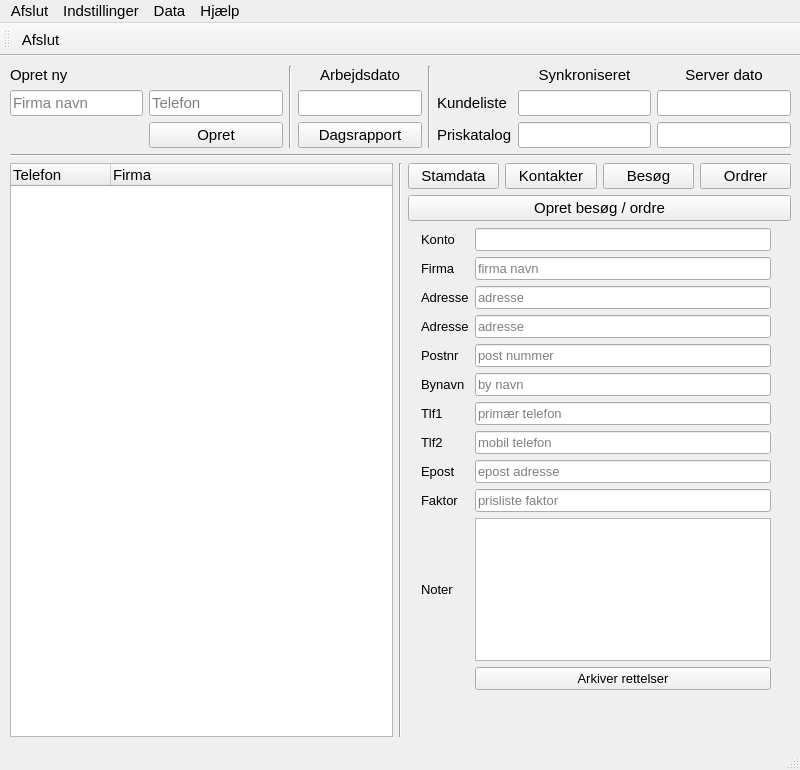
Qt form buildtools/ui/main_window.ui (fhdk/eordre2) before a commit.
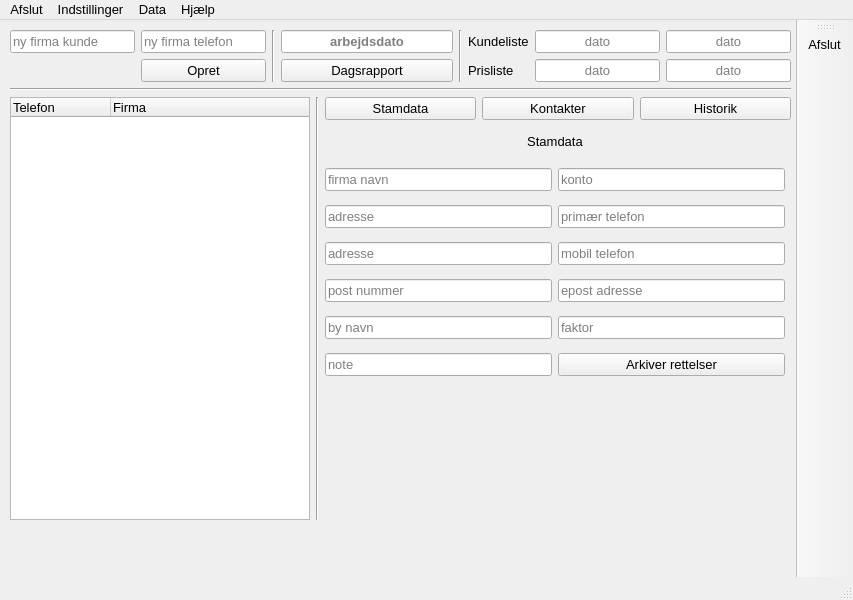
The same form after that commit.

```diff
--- a/buildtools/ui/main_window.ui
+++ b/buildtools/ui/main_window.ui
@@ -6,14 +6,14 @@
    <rect>
     <x>0</x>
     <y>0</y>
-    <width>800</width>
-    <height>770</height>
+    <width>853</width>
+    <height>600</height>
    </rect>
   </property>
   <property name="minimumSize">
    <size>
     <width>800</width>
-    <height>700</height>
+    <height>600</height>
    </size>
   </property>
   <property name="font">
@@ -52,39 +52,70 @@
       <x>10</x>
       <y>10</y>
       <width>781</width>
-      <height>671</height>
+      <height>490</height>
      </rect>
     </property>
+    <property name="font">
+     <font>
+      <pointsize>10</pointsize>
+     </font>
+    </property>
     <layout class="QVBoxLayout" name="verticalLayout">
      <item>
       <layout class="QHBoxLayout" name="widgetHeaderBox">
        <item>
         <layout class="QGridLayout" name="widgetCreateCustomer">
          <item row="1" column="1">
-          <widget class="QLineEdit" name="txtNewPhone1">
-           <property name="placeholderText">
-            <string>Telefon</string>
-           </property>
-          </widget>
-         </item>
-         <item row="1" column="0">
-          <widget class="QLineEdit" name="txtNewCompany">
-           <property name="placeholderText">
-            <string>Firma navn</string>
-           </property>
-          </widget>
-         </item>
-         <item row="2" column="1">
           <widget class="QPushButton" name="buttonCreateCustomer">
+           <property name="font">
+            <font>
+             <pointsize>10</pointsize>
+            </font>
+           </property>
+           <property name="toolTip">
+            <string>Opret ny kunde</string>
+           </property>
+           <property name="statusTip">
+            <string>Tryk for at oprette kunde med disse oplysninger</string>
+           </property>
            <property name="text">
             <string>Opret</string>
            </property>
           </widget>
          </item>
          <item row="0" column="0">
-          <widget class="QLabel" name="labelCreateCustomer">
-           <property name="text">
-            <string>Opret ny</string>
+          <widget class="QLineEdit" name="txtNewCompany">
+           <property name="font">
+            <font>
+             <pointsize>10</pointsize>
+            </font>
+           </property>
+           <property name="toolTip">
+            <string>Ny kunde firmanavn</string>
+           </property>
+           <property name="statusTip">
+            <string>Her indtastes firmanvn der skal oprettes</string>
+           </property>
+           <property name="placeholderText">
+            <string>ny firma kunde</string>
+           </property>
+          </widget>
+         </item>
+         <item row="0" column="1">
+          <widget class="QLineEdit" name="txtNewPhone1">
+           <property name="font">
+            <font>
+             <pointsize>10</pointsize>
+            </font>
+           </property>
+           <property name="toolTip">
+            <string>Ny kunde telefon</string>
+           </property>
+           <property name="statusTip">
+            <string>Her indtastes telefon nummer for kunde der skal oprettes</string>
+           </property>
+           <property name="placeholderText">
+            <string>ny firma telefon</string>
            </property>
           </widget>
          </item>
@@ -92,6 +123,11 @@
        </item>
        <item>
         <widget class="Line" name="line_1">
+         <property name="font">
+          <font>
+           <pointsize>10</pointsize>
+          </font>
+         </property>
          <property name="orientation">
           <enum>Qt::Vertical</enum>
          </property>
@@ -99,23 +135,14 @@
        </item>
        <item>
         <layout class="QGridLayout" name="widgetWorkdate">
-         <item row="0" column="0">
-          <widget class="QLabel" name="labelWorkdate">
-           <property name="text">
-            <string>Arbejdsdato</string>
-           </property>
-           <property name="alignment">
-            <set>Qt::AlignBottom|Qt::AlignHCenter</set>
-           </property>
-          </widget>
-         </item>
-         <item row="2" column="0">
+         <item row="1" column="0">
           <widget class="QLineEdit" name="txtWorkdate">
            <property name="enabled">
             <bool>true</bool>
            </property>
            <property name="font">
             <font>
+             <pointsize>10</pointsize>
              <weight>75</weight>
              <bold>true</bold>
             </font>
@@ -124,12 +151,26 @@
             <set>Qt::AlignCenter</set>
            </property>
            <property name="readOnly">
-            <bool>true</bool>
+            <bool>false</bool>
+           </property>
+           <property name="placeholderText">
+            <string>arbejdsdato</string>
            </property>
           </widget>
          </item>
-         <item row="3" column="0">
+         <item row="2" column="0">
           <widget class="QPushButton" name="buttonReport">
+           <property name="font">
+            <font>
+             <pointsize>10</pointsize>
+            </font>
+           </property>
+           <property name="toolTip">
+            <string>Opret dagsrapport</string>
+           </property>
+           <property name="statusTip">
+            <string>Her opretter du en ny dagsrapport</string>
+           </property>
            <property name="text">
             <string>Dagsrapport</string>
            </property>
@@ -139,6 +180,11 @@
        </item>
        <item>
         <widget class="Line" name="line_2">
+         <property name="font">
+          <font>
+           <pointsize>10</pointsize>
+          </font>
+         </property>
          <property name="orientation">
           <enum>Qt::Vertical</enum>
          </property>
@@ -147,32 +193,20 @@
        <item>
         <layout class="QGridLayout" name="widgetLastUpdate">
          <item row="0" column="2">
-          <widget class="QLabel" name="lblAvailable">
-           <property name="text">
-            <string>Server dato</string>
-           </property>
-           <property name="alignment">
-            <set>Qt::AlignCenter</set>
-           </property>
-          </widget>
-         </item>
-         <item row="2" column="2">
-          <widget class="QLineEdit" name="txtProdServer">
+          <widget class="QLineEdit" name="txtCustServer">
            <property name="enabled">
             <bool>true</bool>
            </property>
-           <property name="alignment">
-            <set>Qt::AlignCenter</set>
+           <property name="font">
+            <font>
+             <pointsize>10</pointsize>
+            </font>
            </property>
-           <property name="readOnly">
-            <bool>true</bool>
+           <property name="toolTip">
+            <string>Tilgængelig kundeliste</string>
            </property>
-          </widget>
-         </item>
-         <item row="2" column="1">
-          <widget class="QLineEdit" name="txtProdLocal">
-           <property name="enabled">
-            <bool>true</bool>
+           <property name="statusTip">
+            <string>Dette datoen for serverens kundeliste</string>
            </property>
            <property name="alignment">
             <set>Qt::AlignCenter</set>
@@ -180,33 +214,18 @@
            <property name="readOnly">
             <bool>true</bool>
            </property>
-          </widget>
-         </item>
-         <item row="1" column="1">
-          <widget class="QLineEdit" name="txtCustLocal">
-           <property name="enabled">
-            <bool>true</bool>
+           <property name="placeholderText">
+            <string>dato</string>
            </property>
-           <property name="alignment">
-            <set>Qt::AlignCenter</set>
-           </property>
-           <property name="readOnly">
-            <bool>true</bool>
-           </property>
           </widget>
          </item>
-         <item row="0" column="1">
-          <widget class="QLabel" name="labelSync">
-           <property name="text">
-            <string>Synkroniseret</string>
-           </property>
-           <property name="alignment">
-            <set>Qt::AlignCenter</set>
-           </property>
-          </widget>
-         </item>
-         <item row="1" column="0">
+         <item row="0" column="0">
           <widget class="QLabel" name="lblCustomer">
+           <property name="font">
+            <font>
+             <pointsize>10</pointsize>
+            </font>
+           </property>
            <property name="text">
             <string>Kundeliste</string>
            </property>
@@ -215,26 +234,99 @@
            </property>
           </widget>
          </item>
-         <item row="2" column="0">
+         <item row="1" column="0">
           <widget class="QLabel" name="lblCatalog">
+           <property name="font">
+            <font>
+             <pointsize>10</pointsize>
+            </font>
+           </property>
            <property name="text">
-            <string>Priskatalog</string>
+            <string>Prisliste</string>
            </property>
            <property name="alignment">
             <set>Qt::AlignLeading|Qt::AlignLeft|Qt::AlignVCenter</set>
            </property>
           </widget>
          </item>
+         <item row="0" column="1">
+          <widget class="QLineEdit" name="txtCustLocal">
+           <property name="enabled">
+            <bool>true</bool>
+           </property>
+           <property name="font">
+            <font>
+             <pointsize>10</pointsize>
+            </font>
+           </property>
+           <property name="toolTip">
+            <string>Kundeliste synkroniseret</string>
+           </property>
+           <property name="statusTip">
+            <string>Dette er dato for sidste synkronisering af kundeliste</string>
+           </property>
+           <property name="alignment">
+            <set>Qt::AlignCenter</set>
+           </property>
+           <property name="readOnly">
+            <bool>true</bool>
+           </property>
+           <property name="placeholderText">
+            <string>dato</string>
+           </property>
+          </widget>
+         </item>
          <item row="1" column="2">
-          <widget class="QLineEdit" name="txtCustServer">
+          <widget class="QLineEdit" name="txtProdServer">
            <property name="enabled">
             <bool>true</bool>
            </property>
+           <property name="font">
+            <font>
+             <pointsize>10</pointsize>
+            </font>
+           </property>
+           <property name="toolTip">
+            <string>Tilgængelig prisliste</string>
+           </property>
+           <property name="statusTip">
+            <string>Dette er datoen for serverens prisliste</string>
+           </property>
            <property name="alignment">
             <set>Qt::AlignCenter</set>
            </property>
            <property name="readOnly">
             <bool>true</bool>
+           </property>
+           <property name="placeholderText">
+            <string>dato</string>
+           </property>
+          </widget>
+         </item>
+         <item row="1" column="1">
+          <widget class="QLineEdit" name="txtProdLocal">
+           <property name="enabled">
+            <bool>true</bool>
+           </property>
+           <property name="font">
+            <font>
+             <pointsize>10</pointsize>
+            </font>
+           </property>
+           <property name="toolTip">
+            <string>Prisliste synkroniseret</string>
+           </property>
+           <property name="statusTip">
+            <string>Dette er dato for sidste synkronisering af prisliste</string>
+           </property>
+           <property name="alignment">
+            <set>Qt::AlignCenter</set>
+           </property>
+           <property name="readOnly">
+            <bool>true</bool>
+           </property>
+           <property name="placeholderText">
+            <string>dato</string>
            </property>
           </widget>
          </item>
@@ -244,6 +336,11 @@
      </item>
      <item>
       <widget class="Line" name="line_3">
+       <property name="font">
+        <font>
+         <pointsize>10</pointsize>
+        </font>
+       </property>
        <property name="orientation">
         <enum>Qt::Horizontal</enum>
        </property>
@@ -253,6 +350,20 @@
       <layout class="QHBoxLayout" name="mainGrid">
        <item>
         <widget class="QTreeWidget" name="widgetCustomers">
+         <property name="maximumSize">
+          <size>
+           <width>300</width>
+           <height>16777215</height>
+          </size>
+         </property>
+         <property name="font">
+          <font>
+           <pointsize>10</pointsize>
+          </font>
+         </property>
+         <property name="statusTip">
+          <string>Listen er søgbar ved tryk på en tast og kan sorteres ved tryk på en overskrift</string>
+         </property>
          <property name="alternatingRowColors">
           <bool>true</bool>
          </property>
@@ -270,6 +381,11 @@
        </item>
        <item>
         <widget class="Line" name="line_4">
+         <property name="font">
+          <font>
+           <pointsize>10</pointsize>
+          </font>
+         </property>
          <property name="orientation">
           <enum>Qt::Vertical</enum>
          </property>
@@ -280,21 +396,36 @@
          <item>
           <layout class="QGridLayout" name="widgetInfoButtons">
            <item row="0" column="2">
-            <widget class="QPushButton" name="buttonVisitData">
-             <property name="text">
-              <string>Besøg</string>
+            <widget class="QPushButton" name="buttonHistoryData">
+             <property name="font">
+              <font>
+               <pointsize>10</pointsize>
+              </font>
              </property>
-            </widget>
-           </item>
-           <item row="0" column="3">
-            <widget class="QPushButton" name="buttonOrderData">
+             <property name="toolTip">
+              <string>Vis historik</string>
+             </property>
+             <property name="statusTip">
+              <string>Tryk her for at få vise historik for kunde</string>
+             </property>
              <property name="text">
-              <string>Ordrer</string>
+              <string>Historik</string>
              </property>
             </widget>
            </item>
            <item row="0" column="0">
             <widget class="QPushButton" name="buttonMasterData">
+             <property name="font">
+              <font>
+               <pointsize>10</pointsize>
+              </font>
+             </property>
+             <property name="toolTip">
+              <string>Vis stamdata</string>
+             </property>
+             <property name="statusTip">
+              <string>Klik her for at vise stamdata for kunde</string>
+             </property>
              <property name="text">
               <string>Stamdata</string>
              </property>
@@ -302,6 +433,17 @@
            </item>
            <item row="0" column="1">
             <widget class="QPushButton" name="buttonContactData">
+             <property name="font">
+              <font>
+               <pointsize>10</pointsize>
+              </font>
+             </property>
+             <property name="toolTip">
+              <string>Vis kontakter</string>
+             </property>
+             <property name="statusTip">
+              <string>Tryk her for at vise kontakter for kunde</string>
+             </property>
              <property name="text">
               <string>Kontakter</string>
              </property>
@@ -309,13 +451,6 @@
            </item>
           </layout>
          </item>
-         <item>
-          <widget class="QPushButton" name="buttonCreateVisit">
-           <property name="text">
-            <string>Opret besøg / ordre</string>
-           </property>
-          </widget>
-         </item>
          <item>
           <widget class="QStackedWidget" name="widgetCustomerInfo">
            <property name="font">
@@ -330,178 +465,263 @@
             <widget class="QWidget" name="layoutWidget">
              <property name="geometry">
               <rect>
-               <x>13</x>
-               <y>1</y>
-               <width>350</width>
-               <height>462</height>
+               <x>0</x>
+               <y>34</y>
+               <width>460</width>
+               <height>230</height>
               </rect>
              </property>
+             <property name="font">
+              <font>
+               <pointsize>10</pointsize>
+              </font>
+             </property>
              <layout class="QGridLayout" name="widgetMasterDetails">
-              <item row="12" column="1">
-               <widget class="QLineEdit" name="txtFactor">
-                <property name="placeholderText">
-                 <string>prisliste faktor</string>
+              <item row="5" column="1">
+               <widget class="QLineEdit" name="txtEmail">
+                <property name="font">
+                 <font>
+                  <pointsize>10</pointsize>
+                 </font>
                 </property>
-               </widget>
-              </item>
-              <item row="13" column="1">
-               <widget class="QTextEdit" name="txtInfoText"/>
-              </item>
-              <item row="3" column="0">
-               <widget class="QLabel" name="lblAddress1">
-                <property name="text">
-                 <string>Adresse</string>
+                <property name="toolTip">
+                 <string>Epost adresse</string>
                 </property>
-               </widget>
-              </item>
-              <item row="6" column="0">
-               <widget class="QLabel" name="lblPostOffice">
-                <property name="text">
-                 <string>Bynavn</string>
+                <property name="statusTip">
+                 <string>Dette felt er epost adresse for kunde</string>
                 </property>
-               </widget>
-              </item>
-              <item row="6" column="1">
-               <widget class="QLineEdit" name="txtCityName">
                 <property name="placeholderText">
-                 <string>by navn</string>
+                 <string>epost adresse</string>
                 </property>
                </widget>
               </item>
-              <item row="9" column="1">
+              <item row="4" column="1">
                <widget class="QLineEdit" name="txtPhone2">
+                <property name="font">
+                 <font>
+                  <pointsize>10</pointsize>
+                 </font>
+                </property>
+                <property name="toolTip">
+                 <string>Anden telefon</string>
+                </property>
+                <property name="statusTip">
+                 <string>Dette felt er mobil eller anden telefon til kunde</string>
+                </property>
                 <property name="placeholderText">
                  <string>mobil telefon</string>
                 </property>
                </widget>
               </item>
-              <item row="4" column="0">
-               <widget class="QLabel" name="lblAddress2">
-                <property name="text">
-                 <string>Adresse</string>
+              <item row="3" column="1">
+               <widget class="QLineEdit" name="txtPhone1">
+                <property name="font">
+                 <font>
+                  <pointsize>10</pointsize>
+                 </font>
                 </property>
+                <property name="toolTip">
+                 <string>Primær telefon</string>
+                </property>
+                <property name="statusTip">
+                 <string>Dette felt er primær telefon til kunde</string>
+                </property>
+                <property name="placeholderText">
+                 <string>primær telefon</string>
+                </property>
                </widget>
               </item>
-              <item row="1" column="0">
-               <widget class="QLabel" name="lblAccount">
+              <item row="8" column="1">
+               <widget class="QPushButton" name="buttonArchiveChanges">
+                <property name="font">
+                 <font>
+                  <pointsize>10</pointsize>
+                 </font>
+                </property>
+                <property name="toolTip">
+                 <string>Arkiver ændringer</string>
+                </property>
+                <property name="statusTip">
+                 <string>Tryk her for at gemme rettelser i databasen</string>
+                </property>
                 <property name="text">
-                 <string>Konto</string>
+                 <string>Arkiver rettelser</string>
                 </property>
                </widget>
               </item>
-              <item row="9" column="0">
-               <widget class="QLabel" name="lblPhone2">
-                <property name="text">
-                 <string>Tlf2</string>
+              <item row="6" column="1">
+               <widget class="QLineEdit" name="txtFactor">
+                <property name="font">
+                 <font>
+                  <pointsize>10</pointsize>
+                 </font>
                 </property>
+                <property name="toolTip">
+                 <string>Faktor</string>
+                </property>
+                <property name="statusTip">
+                 <string>Ved salg bliver liste priser ganget med faktor</string>
+                </property>
+                <property name="placeholderText">
+                 <string>faktor</string>
+                </property>
                </widget>
               </item>
-              <item row="1" column="1">
+              <item row="2" column="1">
                <widget class="QLineEdit" name="txtAccount">
                 <property name="enabled">
                  <bool>true</bool>
                 </property>
+                <property name="font">
+                 <font>
+                  <pointsize>10</pointsize>
+                 </font>
+                </property>
+                <property name="toolTip">
+                 <string>Kundekonto</string>
+                </property>
+                <property name="statusTip">
+                 <string>Dette felt er konto for kunde</string>
+                </property>
                 <property name="readOnly">
                  <bool>true</bool>
                 </property>
-               </widget>
-              </item>
-              <item row="11" column="1">
-               <widget class="QLineEdit" name="txtEmail">
                 <property name="placeholderText">
-                 <string>epost adresse</string>
+                 <string>konto</string>
                 </property>
                </widget>
               </item>
-              <item row="12" column="0">
-               <widget class="QLabel" name="lblFactor">
-                <property name="text">
-                 <string>Faktor</string>
-                </property>
-               </widget>
-              </item>
-              <item row="2" column="1">
+              <item row="2" column="0">
                <widget class="QLineEdit" name="txtCompany">
+                <property name="font">
+                 <font>
+                  <pointsize>10</pointsize>
+                 </font>
+                </property>
+                <property name="toolTip">
+                 <string>Firmanavn</string>
+                </property>
+                <property name="statusTip">
+                 <string>Dette felt er kunde navn</string>
+                </property>
                 <property name="placeholderText">
                  <string>firma navn</string>
                 </property>
                </widget>
               </item>
-              <item row="5" column="1">
+              <item row="3" column="0">
+               <widget class="QLineEdit" name="txtAddress1">
+                <property name="font">
+                 <font>
+                  <pointsize>10</pointsize>
+                 </font>
+                </property>
+                <property name="toolTip">
+                 <string>Kundens adresse</string>
+                </property>
+                <property name="statusTip">
+                 <string>Dette felt er kunde adresse</string>
+                </property>
+                <property name="placeholderText">
+                 <string>adresse</string>
+                </property>
+               </widget>
+              </item>
+              <item row="4" column="0">
+               <widget class="QLineEdit" name="txtAddress2">
+                <property name="font">
+                 <font>
+                  <pointsize>10</pointsize>
+                 </font>
+                </property>
+                <property name="toolTip">
+                 <string>Udvidet adresse</string>
+                </property>
+                <property name="statusTip">
+                 <string>Dette felt er udvidet adresse</string>
+                </property>
+                <property name="placeholderText">
+                 <string>adresse</string>
+                </property>
+               </widget>
+              </item>
+              <item row="5" column="0">
                <widget class="QLineEdit" name="txtZipCode">
+                <property name="font">
+                 <font>
+                  <pointsize>10</pointsize>
+                 </font>
+                </property>
+                <property name="toolTip">
+                 <string>Postnummer</string>
+                </property>
+                <property name="statusTip">
+                 <string>Dette felt er postnummer for kunde</string>
+                </property>
                 <property name="placeholderText">
                  <string>post nummer</string>
                 </property>
                </widget>
               </item>
-              <item row="8" column="1">
-               <widget class="QLineEdit" name="txtPhone1">
-                <property name="placeholderText">
-                 <string>primær telefon</string>
+              <item row="6" column="0">
+               <widget class="QLineEdit" name="txtCityName">
+                <property name="font">
+                 <font>
+                  <pointsize>10</pointsize>
+                 </font>
                 </property>
-               </widget>
-              </item>
-              <item row="11" column="0">
-               <widget class="QLabel" name="lblEmail">
-                <property name="text">
-                 <string>Epost</string>
+                <property name="toolTip">
+                 <string>Bynavn</string>
                 </property>
-               </widget>
-              </item>
-              <item row="13" column="0">
-               <widget class="QLabel" name="lblInfoText">
-                <property name="text">
-                 <string>Noter</string>
+                <property name="statusTip">
+                 <string>Dette felt er bynavn for kunde</string>
                 </property>
-                <property name="wordWrap">
-                 <bool>true</bool>
-                </property>
-               </widget>
-              </item>
-              <item row="4" column="1">
-               <widget class="QLineEdit" name="txtAddress2">
                 <property name="placeholderText">
-                 <string>adresse</string>
+                 <string>by navn</string>
                 </property>
                </widget>
               </item>
               <item row="8" column="0">
-               <widget class="QLabel" name="lblPhone1">
-                <property name="text">
-                 <string>Tlf1</string>
+               <widget class="QLineEdit" name="txtInfoText">
+                <property name="font">
+                 <font>
+                  <pointsize>10</pointsize>
+                 </font>
                 </property>
-               </widget>
-              </item>
-              <item row="2" column="0">
-               <widget class="QLabel" name="lblCompany">
-                <property name="text">
-                 <string>Firma</string>
+                <property name="toolTip">
+                 <string>Note linje</string>
                 </property>
-               </widget>
-              </item>
-              <item row="5" column="0">
-               <widget class="QLabel" name="lblPostCode">
-                <property name="text">
-                 <string>Postnr</string>
+                <property name="statusTip">
+                 <string>Dette felt er et note for kunde</string>
                 </property>
-               </widget>
-              </item>
-              <item row="3" column="1">
-               <widget class="QLineEdit" name="txtAddress1">
                 <property name="placeholderText">
-                 <string>adresse</string>
-                </property>
-               </widget>
-              </item>
-              <item row="14" column="1">
-               <widget class="QPushButton" name="buttonArchiveChanges">
-                <property name="text">
-                 <string>Arkiver rettelser</string>
+                 <string>note</string>
                 </property>
                </widget>
               </item>
              </layout>
             </widget>
+            <widget class="QLabel" name="labelMasterData">
+             <property name="geometry">
+              <rect>
+               <x>0</x>
+               <y>0</y>
+               <width>460</width>
+               <height>30</height>
+              </rect>
+             </property>
+             <property name="font">
+              <font>
+               <pointsize>10</pointsize>
+              </font>
+             </property>
+             <property name="text">
+              <string>Stamdata</string>
+             </property>
+             <property name="alignment">
+              <set>Qt::AlignCenter</set>
+             </property>
+            </widget>
            </widget>
            <widget class="QWidget" name="widgetContactsPage">
             <widget class="QLabel" name="label_6">
@@ -519,17 +739,17 @@
             </widget>
            </widget>
            <widget class="QWidget" name="widgetVisitsPage">
-            <widget class="QLabel" name="label_5">
+            <widget class="QPushButton" name="buttonCreateVisit">
              <property name="geometry">
               <rect>
-               <x>10</x>
-               <y>10</y>
-               <width>231</width>
-               <height>18</height>
+               <x>0</x>
+               <y>320</y>
+               <width>460</width>
+               <height>32</height>
               </rect>
              </property>
              <property name="text">
-              <string>TODO: Vis alle besøg</string>
+              <string>Opret besøg</string>
              </property>
             </widget>
            </widget>
@@ -565,10 +785,15 @@
     <rect>
      <x>0</x>
      <y>0</y>
-     <width>800</width>
-     <height>26</height>
+     <width>853</width>
+     <height>23</height>
     </rect>
    </property>
+   <property name="font">
+    <font>
+     <pointsize>10</pointsize>
+    </font>
+   </property>
    <widget class="QMenu" name="menuExit">
     <property name="title">
      <string>Afslut</string>
@@ -645,12 +870,23 @@
   </widget>
   <widget class="QStatusBar" name="statusbar"/>
   <widget class="QToolBar" name="toolBar">
+   <property name="font">
+    <font>
+     <pointsize>10</pointsize>
+    </font>
+   </property>
    <property name="windowTitle">
     <string>toolBar</string>
    </property>
    <property name="movable">
     <bool>true</bool>
    </property>
+   <property name="allowedAreas">
+    <set>Qt::AllToolBarAreas</set>
+   </property>
+   <property name="orientation">
+    <enum>Qt::Vertical</enum>
+   </property>
    <property name="iconSize">
     <size>
      <width>48</width>
@@ -664,10 +900,10 @@
     <bool>false</bool>
    </property>
    <attribute name="toolBarArea">
-    <enum>TopToolBarArea</enum>
+    <enum>RightToolBarArea</enum>
    </attribute>
    <attribute name="toolBarBreak">
-    <bool>false</bool>
+    <bool>true</bool>
    </attribute>
    <addaction name="actionExit"/>
   </widget>
```
Left out of the diff: 156 changed lines with no effect on the pictures.
